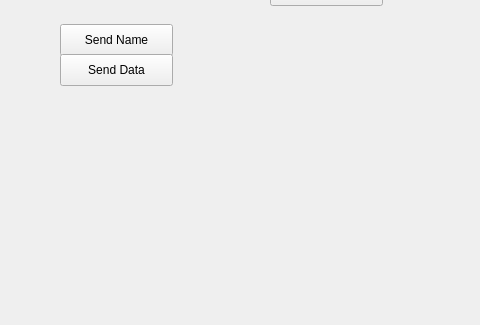
The window that SampleConsole/SampleConsole.ui (jwarwick/citp-lib) describes before a commit, drawn with Qt 5; both pictures show x 0 to 480 and y 275 to 600 of the 800 by 600 pixel window.
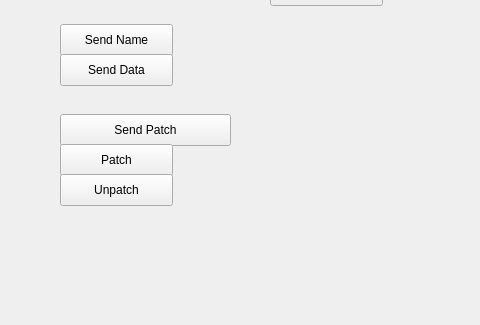
The same window after the commit.

Commit message: Added request patch message

Patch:
```diff
--- a/SampleConsole/SampleConsole.ui
+++ b/SampleConsole/SampleConsole.ui
@@ -83,6 +83,45 @@
      <string>Send Data</string>
     </property>
    </widget>
+   <widget class="QPushButton" name="sendPatchButton">
+    <property name="geometry">
+     <rect>
+      <x>60</x>
+      <y>370</y>
+      <width>171</width>
+      <height>32</height>
+     </rect>
+    </property>
+    <property name="text">
+     <string>Send Patch</string>
+    </property>
+   </widget>
+   <widget class="QPushButton" name="patchButton">
+    <property name="geometry">
+     <rect>
+      <x>60</x>
+      <y>400</y>
+      <width>113</width>
+      <height>32</height>
+     </rect>
+    </property>
+    <property name="text">
+     <string>Patch</string>
+    </property>
+   </widget>
+   <widget class="QPushButton" name="unpatchButton">
+    <property name="geometry">
+     <rect>
+      <x>60</x>
+      <y>430</y>
+      <width>113</width>
+      <height>32</height>
+     </rect>
+    </property>
+    <property name="text">
+     <string>Unpatch</string>
+    </property>
+   </widget>
   </widget>
   <widget class="QMenuBar" name="menubar">
    <property name="geometry">
```
The commit also changes 8 other files.
